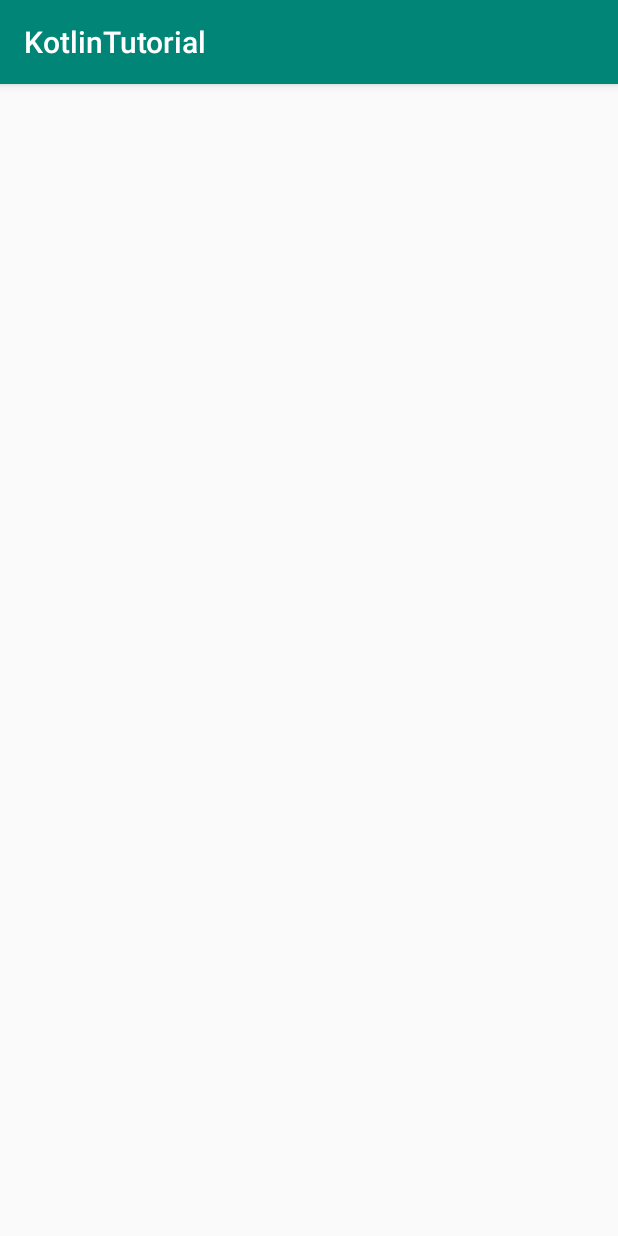
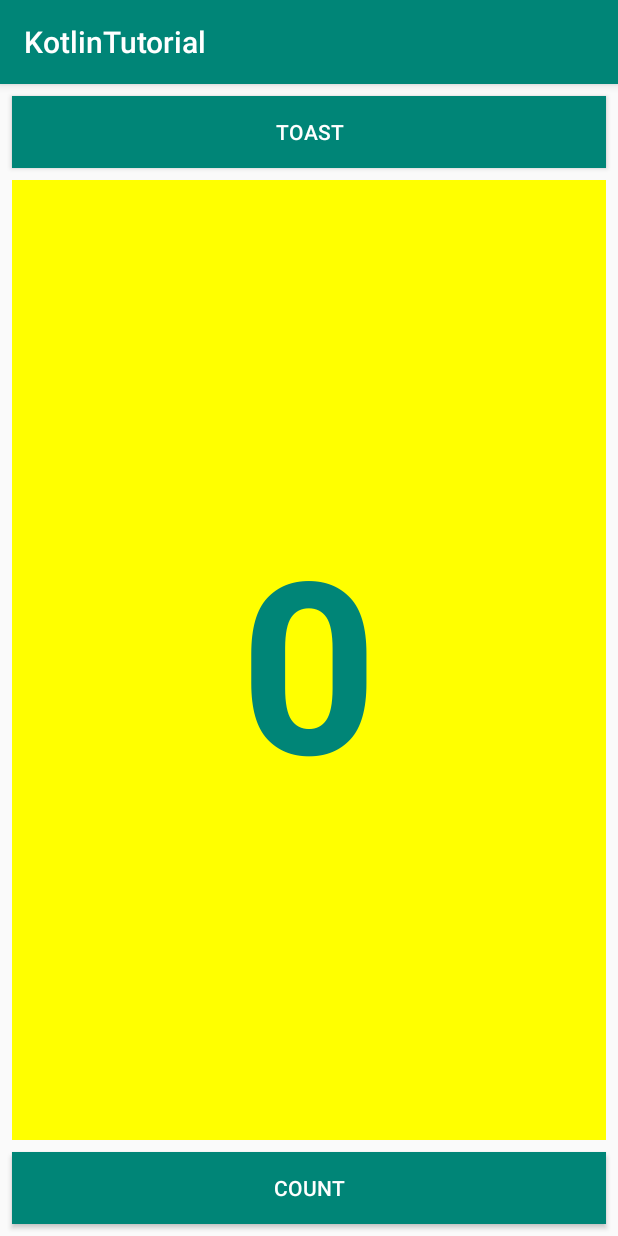
Before and after one commit to yyh-gl/android-kotlin-tutorial, an Android app: the screen it shows after launch (MainActivity), on a phone screen of 412 x 824 dp. Run offline under Robolectric (Android 15) with nearby library versions, the phone set to English and light mode, and no system bars.

Commit message:
トースト表示＆カウントアップ

```diff
--- a/app/src/main/java/com/example/kotlintutorial/MainActivity.kt
+++ b/app/src/main/java/com/example/kotlintutorial/MainActivity.kt
@@ -2,12 +2,35 @@ package com.example.kotlintutorial
 
 import android.support.v7.app.AppCompatActivity
 import android.os.Bundle
-import kotlinx.android.synthetic.main.activity_main.*
-import java.util.*
+import android.view.View
+import android.widget.Toast
+import android.widget.TextView
+
+
+
+
 
 class MainActivity : AppCompatActivity() {
+    var mCount : Int = 0
+    private var mShowCount: TextView? = null
+
     override fun onCreate(savedInstanceState: Bundle?) {
         super.onCreate(savedInstanceState)
         setContentView(R.layout.activity_main)
+
+        mShowCount = findViewById(R.id.show_count)
+    }
+
+    fun showToast(view: View) {
+        val toast = Toast.makeText(
+            this, R.string.toast_message,
+            Toast.LENGTH_SHORT
+        )
+        toast.show()
+    }
+
+    fun countUp(view: View) {
+        ++mCount
+        mShowCount!!.setText(Integer.toString(mCount))
     }
 }
--- a/app/src/main/res/layout/activity_main.xml
+++ b/app/src/main/res/layout/activity_main.xml
@@ -8,4 +8,51 @@
         android:id="@+id/rootLayout"
         tools:context=".MainActivity">
 
+    <Button
+            android:id="@+id/button_toast"
+            android:layout_width="0dp"
+            android:layout_height="48dp"
+            android:layout_marginStart="8dp"
+            android:background="@color/colorPrimary"
+            android:text="@string/button_label_toast"
+            android:textColor="@android:color/white"
+            app:layout_constraintStart_toStartOf="parent"
+            android:onClick="showToast" android:layout_marginTop="8dp" app:layout_constraintTop_toTopOf="parent"
+            android:layout_marginEnd="8dp" app:layout_constraintEnd_toEndOf="parent"/>
+
+    <Button
+            android:id="@+id/button_count"
+            android:layout_width="0dp"
+            android:layout_height="wrap_content"
+            android:layout_marginBottom="8dp"
+            android:layout_marginEnd="8dp"
+            android:layout_marginStart="8dp"
+            android:background="@color/colorPrimary"
+            android:text="@string/button_label_count"
+            android:textColor="@android:color/white"
+            app:layout_constraintBottom_toBottomOf="parent"
+            app:layout_constraintEnd_toEndOf="parent"
+            app:layout_constraintStart_toStartOf="parent"
+            android:onClick="countUp" />
+
+    <TextView
+            android:id="@+id/show_count"
+            android:layout_width="0dp"
+            android:layout_height="0dp"
+            android:layout_marginBottom="8dp"
+            android:layout_marginEnd="8dp"
+            android:layout_marginStart="8dp"
+            android:layout_marginTop="8dp"
+            android:background="#FFFF00"
+            android:gravity="center_vertical"
+            android:text="@string/count_initial_value"
+            android:textAlignment="center"
+            android:textColor="@color/colorPrimary"
+            android:textSize="160sp"
+            android:textStyle="bold"
+            app:layout_constraintBottom_toTopOf="@+id/button_count"
+            app:layout_constraintEnd_toEndOf="parent"
+            app:layout_constraintStart_toStartOf="parent"
+            app:layout_constraintTop_toBottomOf="@+id/button_toast" />
+
 </android.support.constraint.ConstraintLayout>
--- a/app/src/main/res/values/strings.xml
+++ b/app/src/main/res/values/strings.xml
@@ -1,4 +1,7 @@
 <resources>
     <string name="app_name">KotlinTutorial</string>
-    <string name="default_sheep">ひつじ</string>
+    <string name="button_label_toast">Toast</string>
+    <string name="button_label_count">Count</string>
+    <string name="count_initial_value">0</string>
+    <string name="toast_message">Hello Toast!</string>
 </resources>
```
